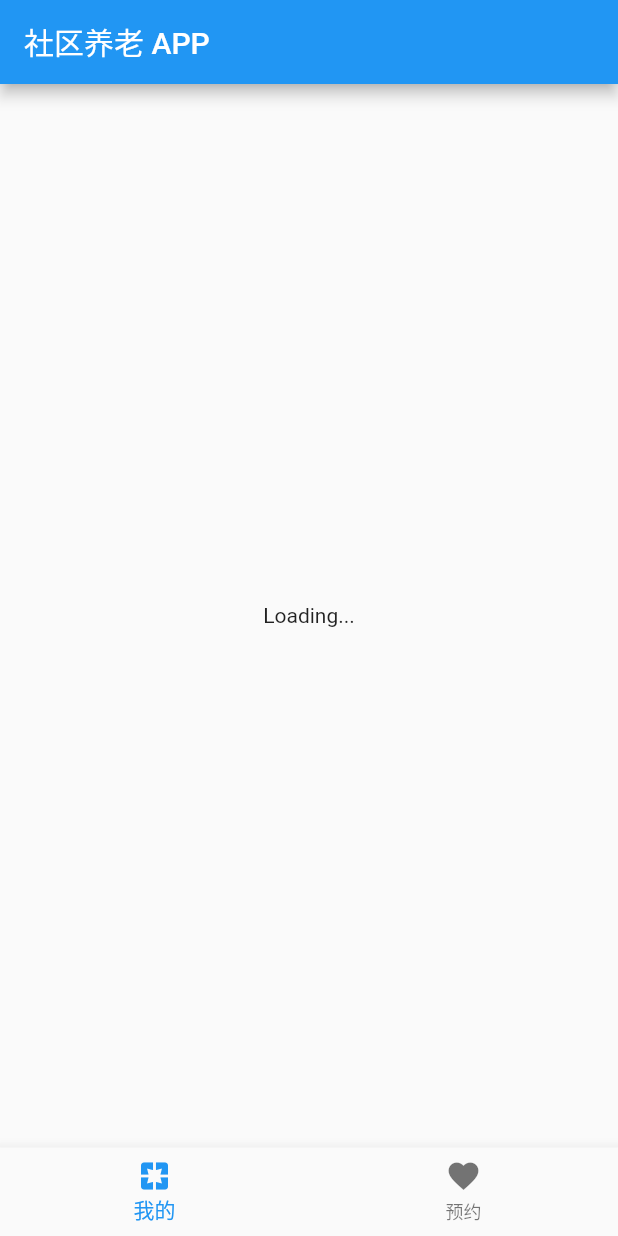
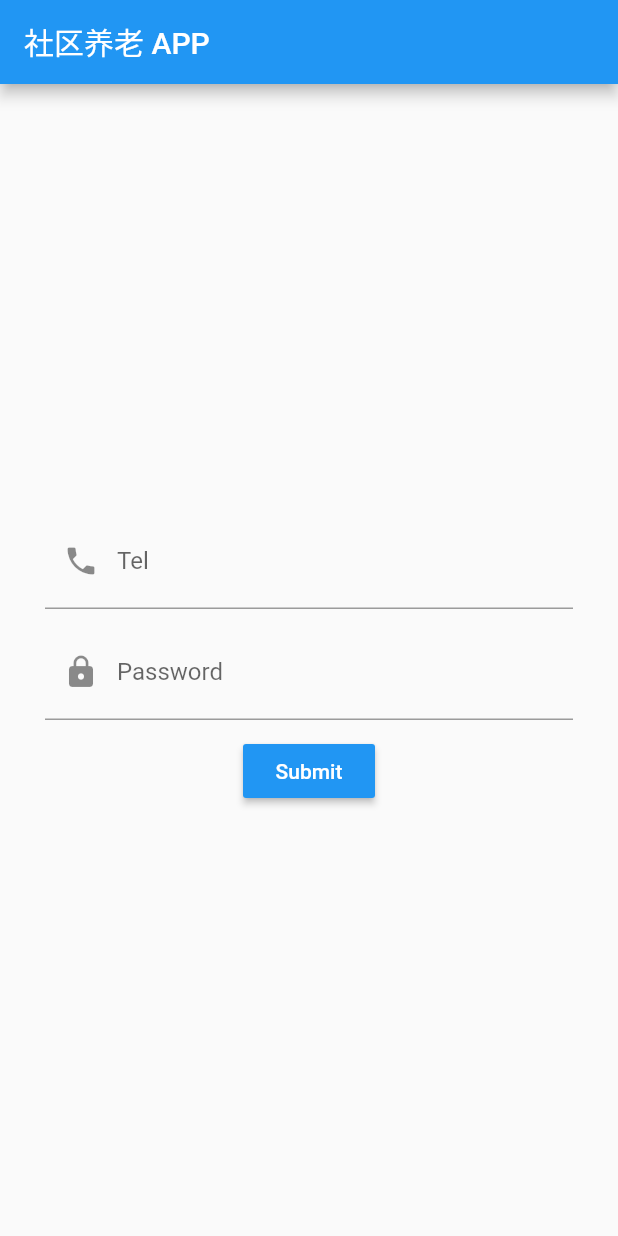
Before and after one commit to angrychow/flutter-example, a Flutter app: the first screen one second after launch, on a phone screen of 412 x 824 dp. Run offline on Flutter 3.47's test engine with Material 2 defaults, Android fonts, the phone set to English and light mode, and no system bars; our stand-ins replace dio; missing offline and left inert: bruno.

Commit message:
连接端口

```diff
--- a/lib/main.dart
+++ b/lib/main.dart
@@ -4,6 +4,8 @@ import 'pages/page-a.dart';
 import 'pages/page-b.dart';
 import 'models/user-info.dart';
 import 'models/event-info.dart';
+import 'pages/login.dart';
+import 'utils/fetch.dart';
 
 void main() {
   runApp(MultiProvider(
@@ -32,6 +34,13 @@ class _MyAppState extends State<MyApp> {
 
   @override
   Widget build(BuildContext context) {
+    bool _isLogin = Provider.of<UserInfoModel>(context).isLogin;
+    // fetchData(url: 'services', method: Method.get).then((resp) {
+    //   if (resp) {
+    //     Provider.of<UserInfoModel>(context, listen: false).updateLoginState();
+    //   }
+    // });
+    if (_isLogin) {
       return Scaffold(
         appBar: AppBar(
           title: Text('社区养老 APP'),
@@ -51,6 +60,14 @@ class _MyAppState extends State<MyApp> {
         ),
         body: _handlePage(),
       );
+    } else {
+      return Scaffold(
+        appBar: AppBar(
+          title: Text('社区养老 APP'),
+        ),
+        body: PageLogin(),
+      );
+    }
   }
 
   Widget _handlePage() {
--- a/lib/models/user-info.dart
+++ b/lib/models/user-info.dart
@@ -7,11 +7,19 @@ class UserInfoModel extends ChangeNotifier {
   String _userName = '获取中';
   int _age = 0;
   bool _isLoad = false;
+  bool _isLogin = false;
+  String _token = '';
 
   /// getters/setters
   String get userName => _userName;
   int get age => _age;
   bool get isLoad => _isLoad;
+  bool get isLogin => _isLogin;
+  String get getMyToken => _token;
+
+  set changeToken(String token) {
+    _token = token;
+  }
 
   /// actions
   void getUserInfo() async {
@@ -27,6 +35,13 @@ class UserInfoModel extends ChangeNotifier {
     }
   }
 
+  void updateLoginState() async {
+    if (!_isLogin) {
+      _isLogin = true;
+      notifyListeners();
+    }
+  }
+
   void refresh() {
     getUserInfo();
     notifyListeners();
--- /dev/null
+++ b/lib/pages/login.dart
@@ -0,0 +1,91 @@
+import 'package:bruno/bruno.dart';
+import 'package:flutter/services.dart';
+import 'package:flutter_application_1/components/activity-card.dart';
+import 'package:flutter_application_1/models/event-info.dart';
+import 'package:flutter/material.dart';
+import 'package:flutter_application_1/utils/fetch.dart';
+import 'package:provider/provider.dart';
+import '../models/user-info.dart';
+
+class PageLogin extends StatefulWidget {
+  const PageLogin({super.key});
+
+  State<PageLogin> createState() => _PageLoginState();
+}
+
+class _PageLoginState extends State<PageLogin> {
+  @override
+  Widget build(BuildContext context) {
+    // var _counts = Provider.of<CountModel>(context).count;
+    // var _isUserInfoLoad = Provider.of<UserInfoModel>(context).isLoad;
+    // var _isEventInfoLoad = Provider.of<EventInfoModel>(context).isLoad;
+    var _isUserLogin = Provider.of<UserInfoModel>(context).isLogin;
+    var _teleNum = new TextEditingController();
+    var _pwd = new TextEditingController();
+    return Center(
+        child: Container(
+            margin: EdgeInsets.all(30),
+            child: Column(
+              mainAxisAlignment: MainAxisAlignment.center,
+              crossAxisAlignment: CrossAxisAlignment.center,
+              children: [
+                TextField(
+                  inputFormatters: [
+                    FilteringTextInputFormatter.allow(RegExp("[0-9.]")),
+                  ],
+                  decoration: const InputDecoration(
+                      labelText: "Tel",
+                      hintText: "请输入手机号",
+                      prefixIcon: Icon(Icons.phone)),
+                  keyboardType: TextInputType.number,
+                  controller: _teleNum,
+                ),
+                SizedBox(height: 10),
+                TextField(
+                  inputFormatters: [
+                    FilteringTextInputFormatter.allow(RegExp("[0-9a-zA-Z.]")),
+                  ],
+                  decoration: const InputDecoration(
+                    labelText: "Password",
+                    hintText: "请输入密码",
+                    prefixIcon: Icon(Icons.lock),
+                  ),
+                  obscureText: true,
+                  keyboardType: TextInputType.text,
+                  controller: _pwd,
+                ),
+                SizedBox(height: 10),
+                MaterialButton(
+                  child: Text("Submit"),
+                  onPressed: () {
+                    // Provider.of<UserInfoModel>(context, listen: false)
+                    //     .updateLoginState();
+                    fetchData(url: 'users/login', method: Method.post, map: {
+                      "phone": _teleNum.text,
+                      "password": _pwd.text
+                    }).then((resp) {
+                      print(resp);
+                      if (resp != false) {
+                        Provider.of<UserInfoModel>(context, listen: false)
+                            .changeToken = resp.data['access_token'];
+                        Provider.of<UserInfoModel>(context, listen: false)
+                            .updateLoginState();
+                      } else {
+                        BrnDialogManager.showSingleButtonDialog(
+                          context,
+                          label: '登陆失败，请重新登陆',
+                          title: '登陆失败',
+                          onTap: () {
+                            Navigator.of(context).pop();
+                          },
+                        );
+                      }
+                    });
+                  },
+                  color: Colors.blue,
+                  textColor: Colors.white,
+                ),
+              ],
+            )));
+  }
+}
```
Also changed, not shown: lib/models/event-info.dart (+53 -14 lines), lib/pages/page-a.dart (+8 -1 lines), lib/pages/page-b.dart (+9 -2 lines), lib/utils/fetch.dart (+26 -16 lines). Lines whose indentation alone changed are shown as unchanged.
